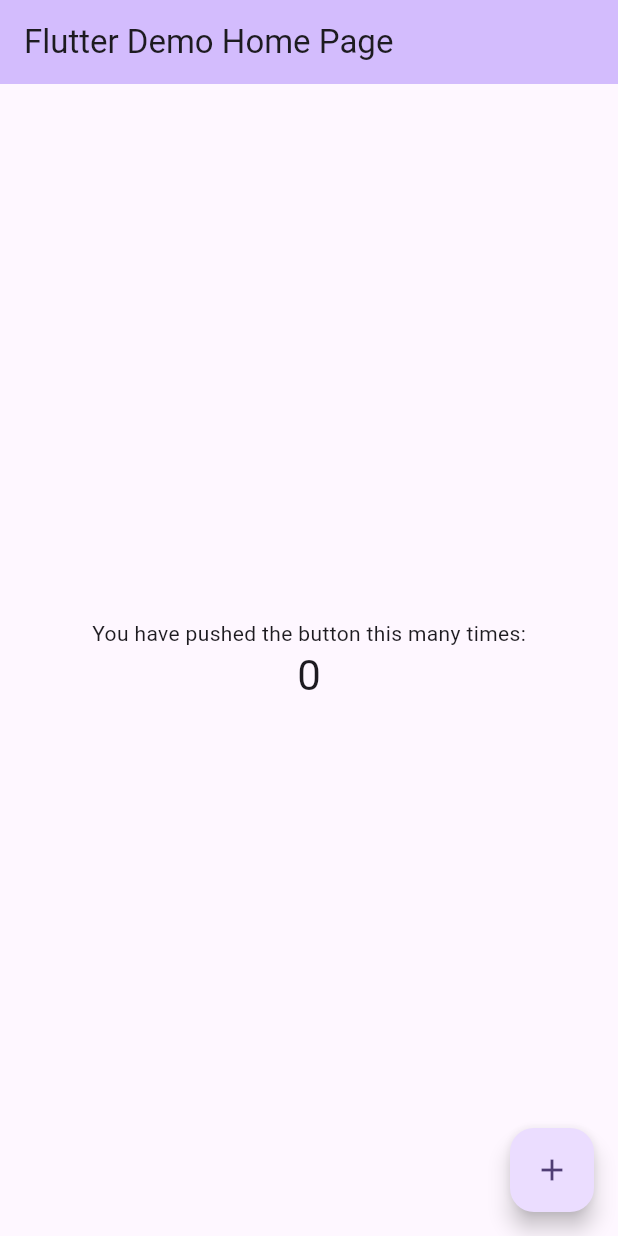
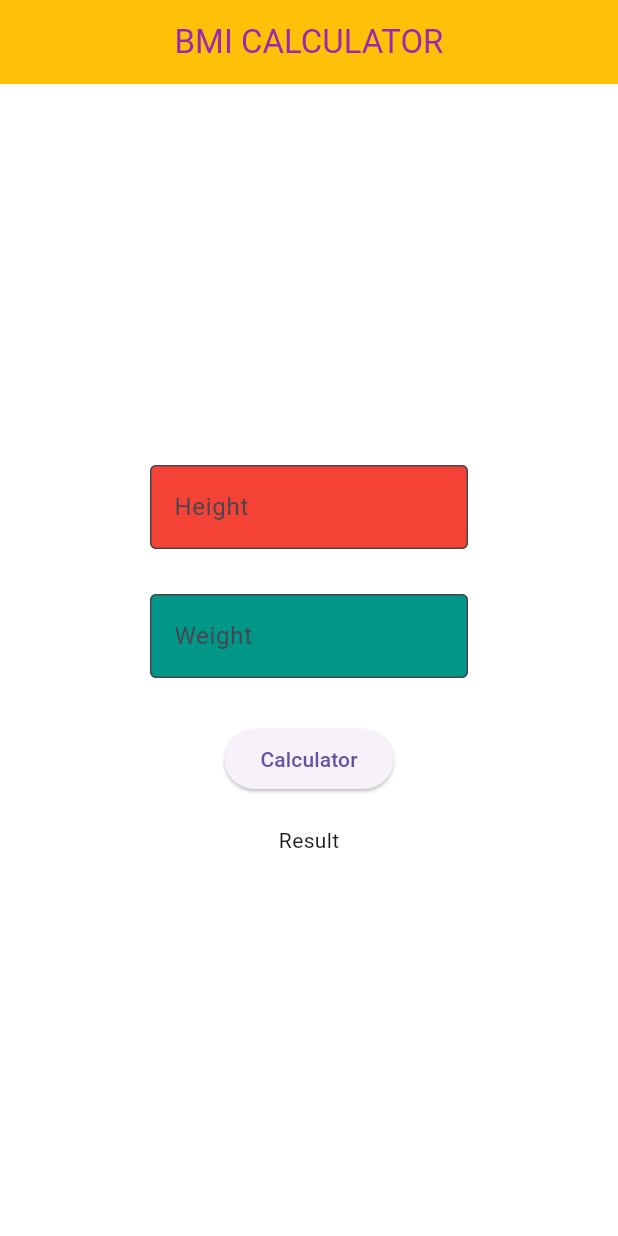
Before and after one commit to sinanrhmn/bmicalcnew, a Flutter app: the screen it shows after launch, on a phone screen of 412 x 824 dp. Run offline on Flutter 3.47's test engine with Material 3 defaults, Android fonts, the phone set to English and light mode, and no system bars.

Commit message:
height and weight

```diff
--- /dev/null
+++ b/lib/bmicalc.dart
@@ -0,0 +1,83 @@
+import 'package:flutter/material.dart';
+
+class BmiCalculator extends StatefulWidget {
+  const BmiCalculator({Key? key}) : super(key: key);
+
+  @override
+  State<BmiCalculator> createState() => _BmiCalculatorState();
+}
+
+class _BmiCalculatorState extends State<BmiCalculator> {
+  TextEditingController height = TextEditingController();
+  TextEditingController weight = TextEditingController();
+  double h_value = 0;
+  double w_value = 0;
+  double result = 0;
+  void calculate() {
+    h_value = double.parse(height.text) / 100;
+    w_value = double.parse(weight.text);
+    result = w_value / (h_value * h_value);
+    print(result);
+  }
+
+  @override
+  Widget build(BuildContext context) {
+    return Scaffold(
+      backgroundColor: Colors.white,
+      appBar: AppBar(
+          centerTitle: true,
+          title: Text(
+            "BMI CALCULATOR",
+            style: TextStyle(color: Colors.purple),
+          ),
+          backgroundColor: Colors.amber),
+      body: Column(
+        mainAxisAlignment: MainAxisAlignment.center,
+        children: [
+          Padding(
+            padding: const EdgeInsets.only(left: 100, right: 100),
+            child: TextField(
+              controller: height,
+              decoration: InputDecoration(
+                filled: true,
+                fillColor: Colors.red,
+                border: OutlineInputBorder(),
+                hintText: 'Height',
+              ),
+            ),
+          ),
+          SizedBox(
+            height: 30,
+          ),
+          Padding(
+            padding: const EdgeInsets.only(left: 100, right: 100),
+            child: TextField(
+              controller: weight,
+              decoration: InputDecoration(
+                filled: true,
+                fillColor: Colors.teal,
+                border: OutlineInputBorder(),
+                hintText: 'Weight',
+              ),
+            ),
+          ),
+          SizedBox(
+            height: 30,
+          ),
+          ElevatedButton(
+              onPressed: () {
+                setState(() {
+                  calculate();
+                });
+
+              },
+              child: Text('Calculator')),
+          SizedBox(
+            height: 20,
+          ),
+          Text('Result'),
+        ],
+      ),
+    );
+  }
+}
--- a/lib/main.dart
+++ b/lib/main.dart
@@ -1,125 +1,8 @@
+import 'package:bmicalculator/bmicalc.dart';
 import 'package:flutter/material.dart';
 
 void main() {
-  runApp(const MyApp());
+  runApp(MaterialApp(
+    home: BmiCalculator(),
+  ));
 }
-
-class MyApp extends StatelessWidget {
-  const MyApp({super.key});
-
-  // This widget is the root of your application.
-  @override
-  Widget build(BuildContext context) {
-    return MaterialApp(
-      title: 'Flutter Demo',
-      theme: ThemeData(
-        // This is the theme of your application.
-        //
-        // TRY THIS: Try running your application with "flutter run". You'll see
-        // the application has a purple toolbar. Then, without quitting the app,
-        // try changing the seedColor in the colorScheme below to Colors.green
-        // and then invoke "hot reload" (save your changes or press the "hot
-        // reload" button in a Flutter-supported IDE, or press "r" if you used
-        // the command line to start the app).
-        //
-        // Notice that the counter didn't reset back to zero; the application
-        // state is not lost during the reload. To reset the state, use hot
-        // restart instead.
-        //
-        // This works for code too, not just values: Most code changes can be
-        // tested with just a hot reload.
-        colorScheme: ColorScheme.fromSeed(seedColor: Colors.deepPurple),
-        useMaterial3: true,
-      ),
-      home: const MyHomePage(title: 'Flutter Demo Home Page'),
-    );
-  }
-}
-
-class MyHomePage extends StatefulWidget {
-  const MyHomePage({super.key, required this.title});
-
-  // This widget is the home page of your application. It is stateful, meaning
-  // that it has a State object (defined below) that contains fields that affect
-  // how it looks.
-
-  // This class is the configuration for the state. It holds the values (in this
-  // case the title) provided by the parent (in this case the App widget) and
-  // used by the build method of the State. Fields in a Widget subclass are
-  // always marked "final".
-
-  final String title;
-
-  @override
-  State<MyHomePage> createState() => _MyHomePageState();
-}
-
-class _MyHomePageState extends State<MyHomePage> {
-  int _counter = 0;
-
-  void _incrementCounter() {
-    setState(() {
-      // This call to setState tells the Flutter framework that something has
-      // changed in this State, which causes it to rerun the build method below
-      // so that the display can reflect the updated values. If we changed
-      // _counter without calling setState(), then the build method would not be
-      // called again, and so nothing would appear to happen.
-      _counter++;
-    });
-  }
-
-  @override
-  Widget build(BuildContext context) {
-    // This method is rerun every time setState is called, for instance as done
-    // by the _incrementCounter method above.
-    //
-    // The Flutter framework has been optimized to make rerunning build methods
-    // fast, so that you can just rebuild anything that needs updating rather
-    // than having to individually change instances of widgets.
-    return Scaffold(
-      appBar: AppBar(
-        // TRY THIS: Try changing the color here to a specific color (to
-        // Colors.amber, perhaps?) and trigger a hot reload to see the AppBar
-        // change color while the other colors stay the same.
-        backgroundColor: Theme.of(context).colorScheme.inversePrimary,
-        // Here we take the value from the MyHomePage object that was created by
-        // the App.build method, and use it to set our appbar title.
-        title: Text(widget.title),
-      ),
-      body: Center(
-        // Center is a layout widget. It takes a single child and positions it
-        // in the middle of the parent.
-        child: Column(
-          // Column is also a layout widget. It takes a list of children and
-          // arranges them vertically. By default, it sizes itself to fit its
-          // children horizontally, and tries to be as tall as its parent.
-          //
-          // Column has various properties to control how it sizes itself and
-          // how it positions its children. Here we use mainAxisAlignment to
-          // center the children vertically; the main axis here is the vertical
-          // axis because Columns are vertical (the cross axis would be
-          // horizontal).
-          //
-          // TRY THIS: Invoke "debug painting" (choose the "Toggle Debug Paint"
-          // action in the IDE, or press "p" in the console), to see the
-          // wireframe for each widget.
-          mainAxisAlignment: MainAxisAlignment.center,
-          children: <Widget>[
-            const Text(
-              'You have pushed the button this many times:',
-            ),
-            Text(
-              '$_counter',
-              style: Theme.of(context).textTheme.headlineMedium,
-            ),
-          ],
-        ),
-      ),
-      floatingActionButton: FloatingActionButton(
-        onPressed: _incrementCounter,
-        tooltip: 'Increment',
-        child: const Icon(Icons.add),
-      ), // This trailing comma makes auto-formatting nicer for build methods.
-    );
-  }
-}
```
